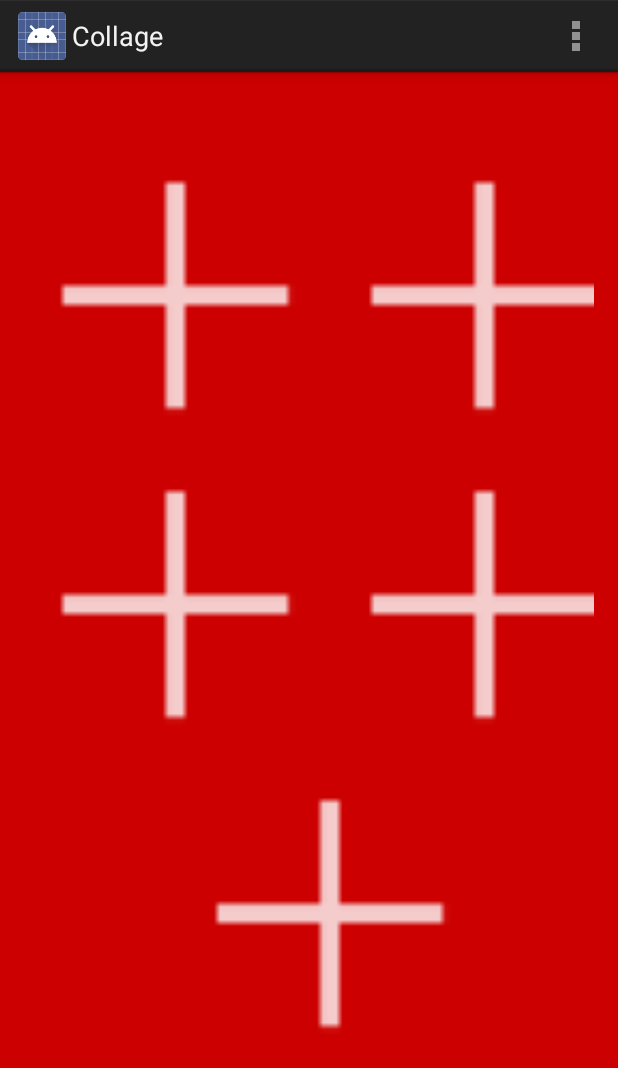
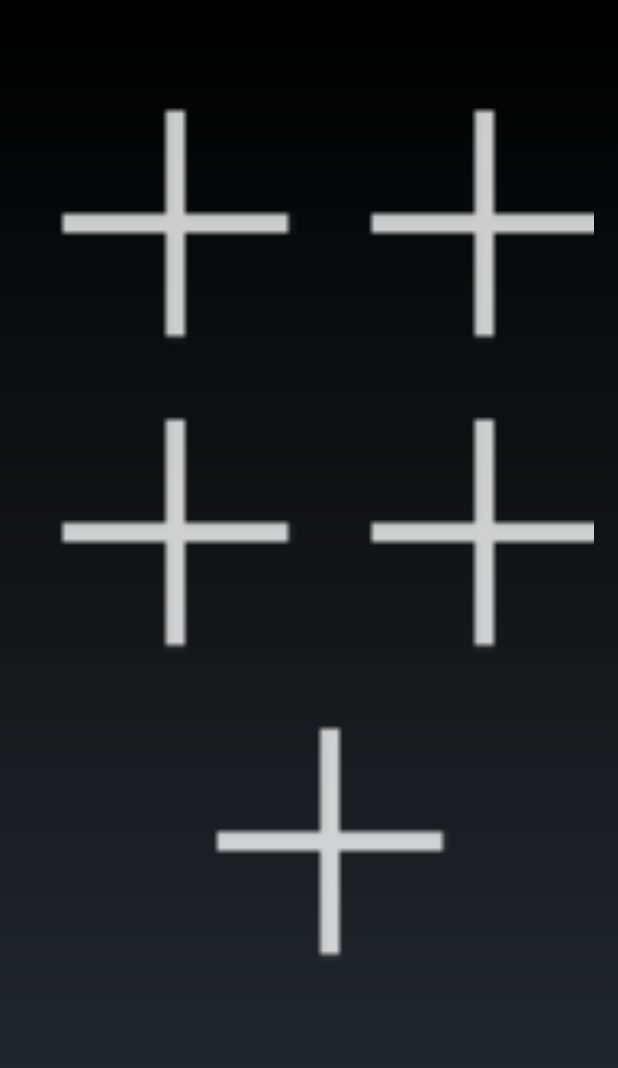
Before and after one commit to THOTARAKESH/Collage, an Android app: the screen it shows after launch (MyActivity), on a phone screen of 412 x 824 dp. Shown: the top 1068 px of the screen. Run offline under Robolectric (Android 15) with nearby library versions, the phone set to English and light mode, and no system bars.

Commit message:
remove actionbar - unused

```diff
--- a/app/src/main/res/layout/activity_my.xml
+++ b/app/src/main/res/layout/activity_my.xml
@@ -6,7 +6,6 @@
     android:paddingRight="@dimen/activity_horizontal_margin"
     android:paddingTop="@dimen/activity_vertical_margin"
     android:paddingBottom="@dimen/activity_vertical_margin"
-    android:background="@android:color/holo_red_dark"
     tools:context=".MyActivity">
 
     <view
--- a/app/src/main/res/values/styles.xml
+++ b/app/src/main/res/values/styles.xml
@@ -1,7 +1,7 @@
 <resources>
 
     <!-- Base application theme. -->
-    <style name="AppTheme" parent="android:Theme.Holo.Light.DarkActionBar">
+    <style name="AppTheme" parent="android:Theme.Holo.NoActionBar">
         <!-- Customize your theme here. -->
     </style>
 
```
